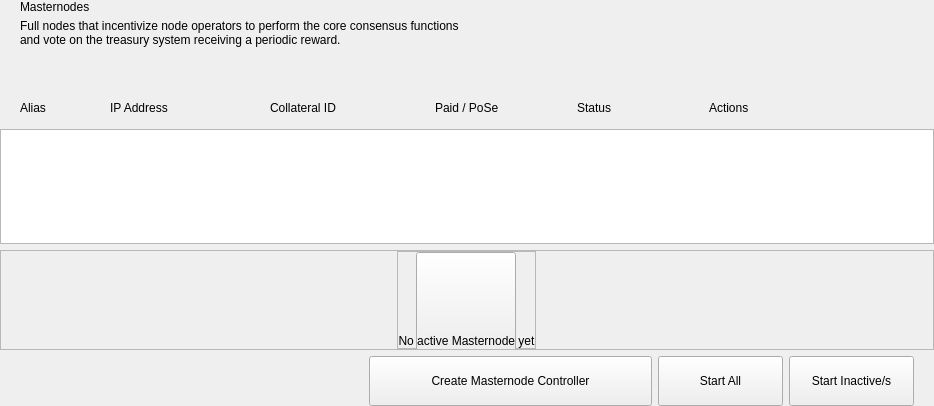
Before: the Qt Designer form src/qt/kristatech/forms/masternodeswidget.ui in bedri/KristaTech-KRISTA, drawn with Qt 5.
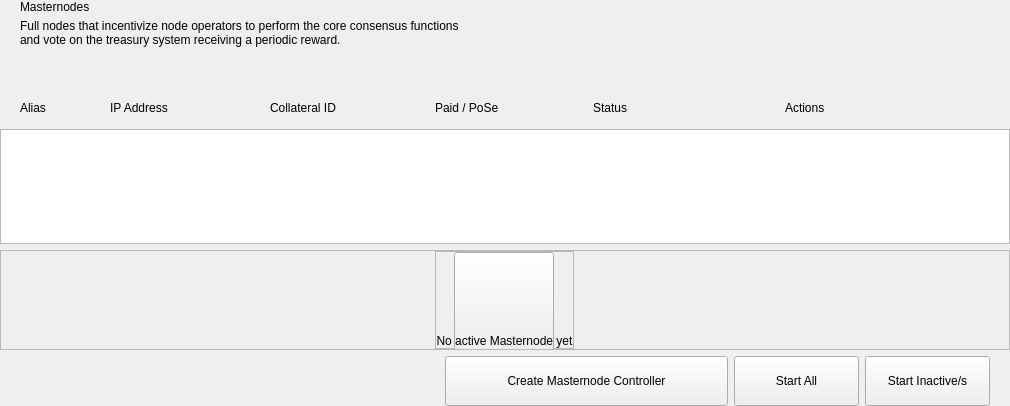
After: the same form once the commit is applied.

```diff
--- a/src/qt/kristatech/forms/masternodeswidget.ui
+++ b/src/qt/kristatech/forms/masternodeswidget.ui
@@ -176,13 +176,13 @@
                <widget class="QLabel" name="labelHeaderPaidPose">
                 <property name="minimumSize">
                  <size>
-                  <width>132</width>
+                  <width>148</width>
                   <height>0</height>
                  </size>
                 </property>
                 <property name="maximumSize">
                  <size>
-                  <width>132</width>
+                  <width>148</width>
                   <height>16777215</height>
                  </size>
                 </property>
@@ -195,10 +195,16 @@
                <widget class="QLabel" name="labelHeaderStatus">
                 <property name="minimumSize">
                  <size>
-                  <width>122</width>
+                  <width>182</width>
                   <height>0</height>
                  </size>
                 </property>
+                <property name="maximumSize">
+                 <size>
+                  <width>182</width>
+                  <height>16777215</height>
+                 </size>
+                </property>
                 <property name="text">
                  <string>Status</string>
                 </property>
```
